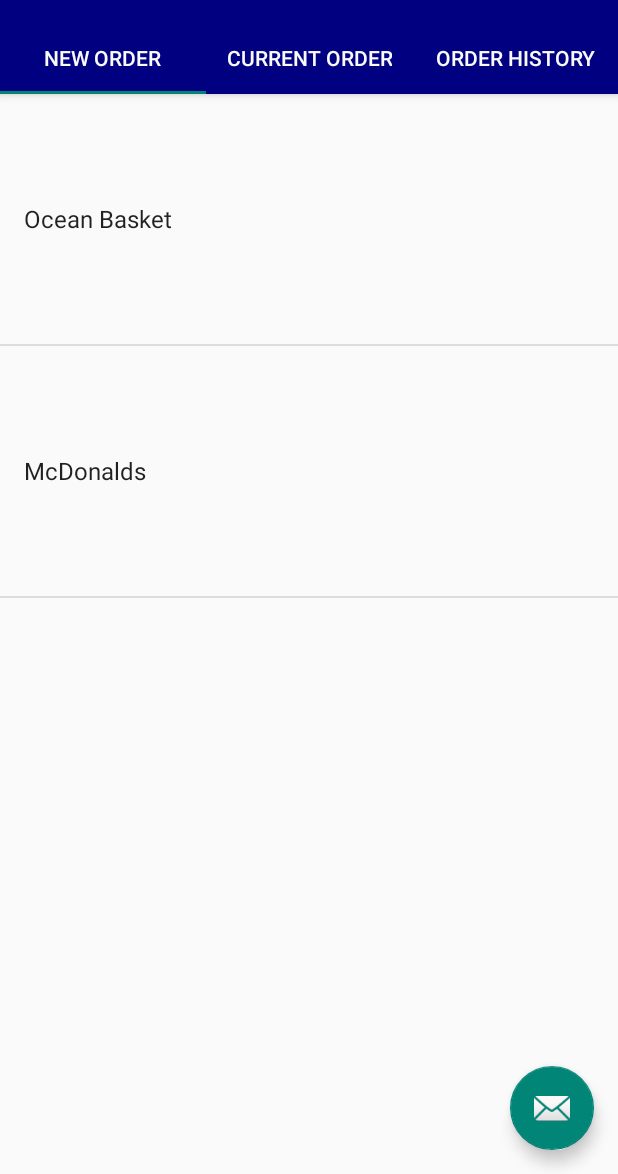
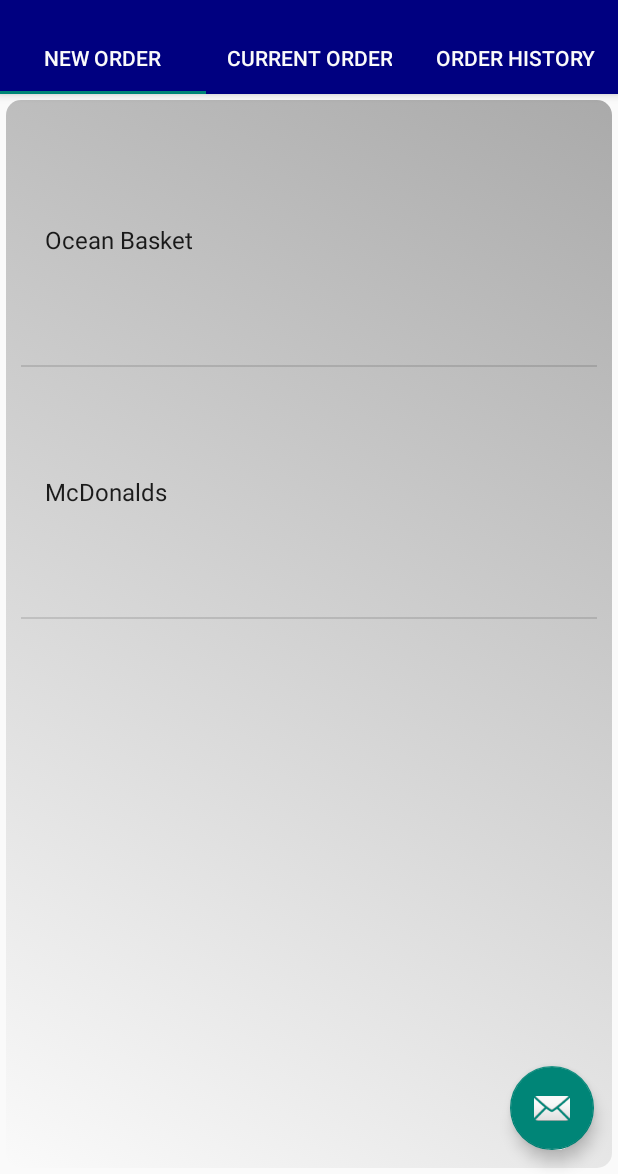
Before and after one commit to faisal2754/Vaiter, an Android app: the tab1 screen opened directly, with no data from a screen before it, after a tap on "CREATE AN ORDER", on a phone screen of 412 x 824 dp, the part 62-1236 px from its top. Run offline under Robolectric (Android 15) with nearby library versions, the light colour scheme and no system bars.

Commit message:
List view layout.

```diff
--- a/app/build.gradle
+++ b/app/build.gradle
@@ -30,7 +30,7 @@
 
 dependencies {
     implementation fileTree(dir: 'libs', include: ['*.jar'])
-
+    implementation 'androidx.recyclerview:recyclerview:1.1.0'
     implementation 'androidx.lifecycle:lifecycle-extensions:2.0.0'
 
     annotationProcessor 'com.jakewharton:butterknife:10.2.1'
--- a/app/src/main/java/com/example/vaiterapp/StaffMainActivity.java
+++ b/app/src/main/java/com/example/vaiterapp/StaffMainActivity.java
@@ -34,6 +34,8 @@
         setSupportActionBar(mToolbar);
         getSupportActionBar().setTitle("Vaiter for Staff");
 
+
+
         fab.setOnClickListener(new View.OnClickListener() {
             @Override
             public void onClick(View view) {
--- a/app/src/main/java/com/example/vaiterapp/tab1.java
+++ b/app/src/main/java/com/example/vaiterapp/tab1.java
@@ -17,6 +17,7 @@
 
 import androidx.annotation.NonNull;
 import androidx.fragment.app.Fragment;
+import androidx.recyclerview.widget.RecyclerView;
 
 import com.example.vaiterapp.API.RetrofitClient;
 
@@ -39,6 +40,7 @@
     private ArrayAdapter<String> adapter;
     private ArrayList<String> listItems;
     private Button btnOrder;
+    private RecyclerView recycler_view;
 
     @Override
     public View onCreateView(LayoutInflater inflater, ViewGroup container, Bundle savedInstanceState) {
@@ -49,7 +51,8 @@
         btnOrder = rootView.findViewById(R.id.btnOrder);
 
         list_view = rootView.findViewById(R.id.list_view);
-
+        recycler_view = rootView.findViewById(R.id.my_recycler_view);
+        list_view.setBackgroundResource(R.drawable.customshape);
         listItems = new ArrayList<String>();
 
         adapter = new ArrayAdapter<String>(getActivity(),
@@ -70,6 +73,7 @@
                 return view;
             }
         };
+
 
         list_view.setAdapter(adapter);
 
--- /dev/null
+++ b/app/src/main/res/drawable/customshape.xml
@@ -0,0 +1,27 @@
+<?xml version="1.0" encoding="utf-8"?>
+<selector xmlns:android="http://schemas.android.com/apk/res/android" >
+    <item android:state_pressed="true" >
+        <shape xmlns:android="http://schemas.android.com/apk/res/android" >
+            <stroke android:width="8dp" android:color="@android:color/transparent" />
+            <padding android:left="14dp" android:top="14dp"
+                android:right="14dp" android:bottom="14dp" />
+            <corners android:radius="10dp" />
+            <gradient
+                android:startColor="@android:color/background_light"
+                android:endColor="@android:color/transparent"
+                android:angle="225"/>
+        </shape>
+    </item>
+    <item android:state_pressed="false">
+        <shape xmlns:android="http://schemas.android.com/apk/res/android" >
+            <stroke android:width="8dp" android:color="@android:color/transparent" />
+            <padding android:left="14dp" android:top="14dp"
+                android:right="14dp" android:bottom="14dp" />
+            <corners android:radius="10dp" />
+            <gradient
+                android:startColor="@android:color/darker_gray"
+                android:endColor="@android:color/transparent"
+                android:angle="225"/>
+        </shape>
+    </item>
+</selector>
--- a/app/src/main/res/layout/tab1_customer_main.xml
+++ b/app/src/main/res/layout/tab1_customer_main.xml
@@ -19,11 +19,19 @@
         android:text="Create an order"
         android:textSize="18sp" />
 
+    <androidx.recyclerview.widget.RecyclerView
+        android:id="@+id/my_recycler_view"
+        android:scrollbars="vertical"
+        android:layout_width="match_parent"
+        android:layout_height="match_parent"
+        android:visibility="gone"/>
+
     <ListView
         android:id="@+id/list_view"
         android:layout_width="match_parent"
         android:layout_height="725dp"
         android:visibility="gone"
+        android:background="@drawable/blackblue"
 
         />
 
```
